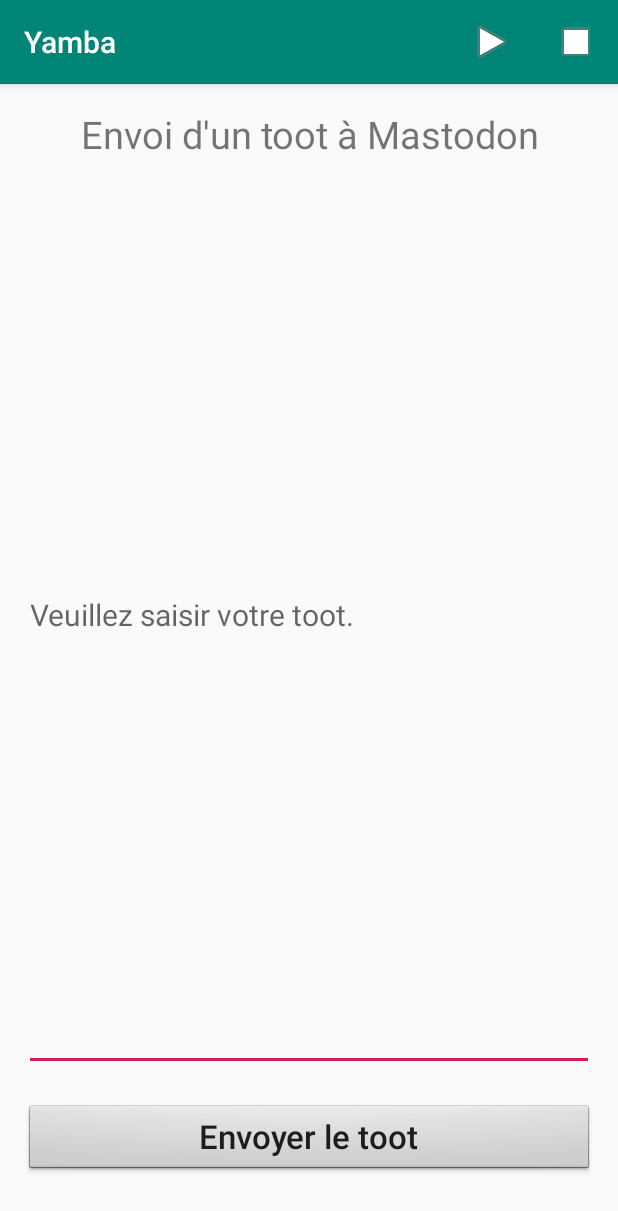
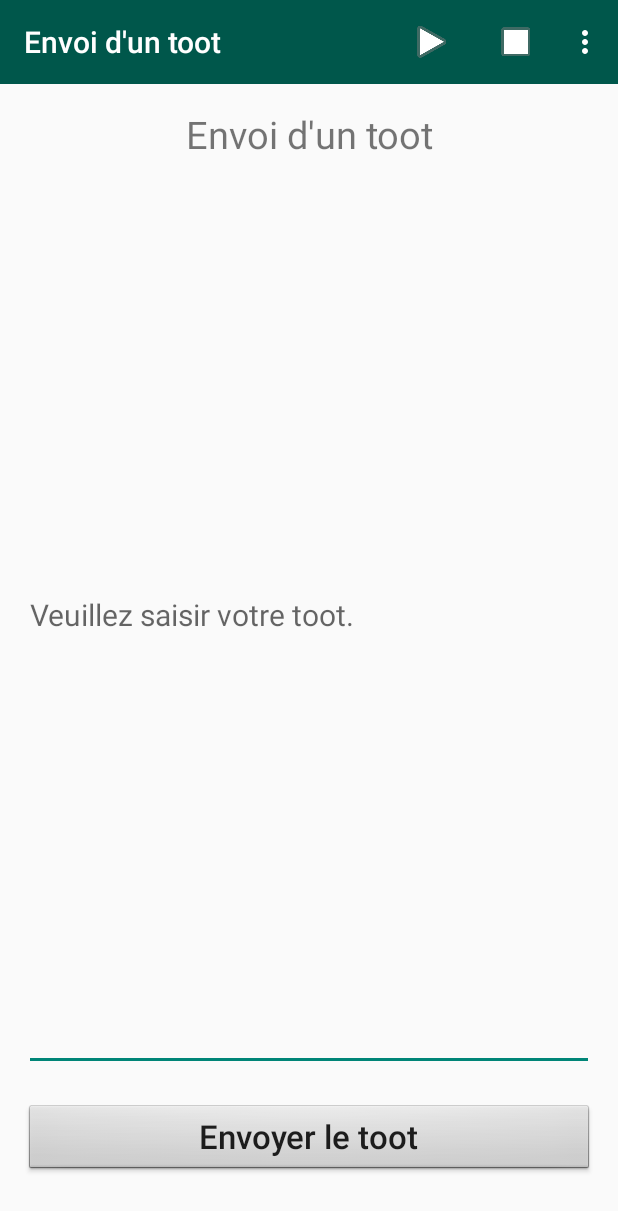
Before and after one commit to NicholasPaquetCegepSI/Yamba, an Android app: the screen it shows after launch (StatusActivity), on a phone screen of 412 x 824 dp. Shown: the top 1211 px of the screen. Run offline under Robolectric (Android 15) with nearby library versions, the phone set to English and light mode, and no system bars; libraries missing offline, so code that uses them is left out: social.bigbone, social.bigbone.api; 1 statement that could not run was skipped.

Commit message:
Ajout d'un toolbar et de préférences

```diff
--- a/app/build.gradle
+++ b/app/build.gradle
@@ -34,6 +34,7 @@ dependencies {
     implementation 'androidx.appcompat:appcompat:1.6.1'
     implementation 'com.google.android.material:material:1.11.0'
     implementation 'androidx.constraintlayout:constraintlayout:2.1.4'
+    implementation 'androidx.preference:preference:1.2.1'
     testImplementation 'junit:junit:4.13.2'
     androidTestImplementation 'androidx.test.ext:junit:1.1.5'
     androidTestImplementation 'androidx.test.espresso:espresso-core:3.5.1'
--- a/app/src/main/java/net/info420/yamba/StatusActivity.java
+++ b/app/src/main/java/net/info420/yamba/StatusActivity.java
@@ -2,9 +2,11 @@ package net.info420.yamba;
 
 import androidx.annotation.NonNull;
 import androidx.appcompat.app.AppCompatActivity;
+import androidx.appcompat.widget.Toolbar;
 
 import android.annotation.SuppressLint;
 import android.content.Intent;
+import android.graphics.Color;
 import android.os.Bundle;
 import android.os.Handler;
 import android.util.Log;
@@ -26,9 +28,11 @@ public class StatusActivity extends AppCompatActivity implements View.OnClickLis
     EditText editStatus;
     Button buttonUpdate;
     Intent intentUpdaterService;
+    Intent intentPrefsActivity;
     MastodonRequest<Status> request;
     Handler handler;
     final String[] message = new String[1];
+    Toolbar myToolBar;
 
     @Override
     protected void onCreate(Bundle savedInstanceState) {
@@ -38,8 +42,16 @@ public class StatusActivity extends AppCompatActivity implements View.OnClickLis
         // Composantes
         editStatus = findViewById(R.id.editStatus);
         buttonUpdate = findViewById(R.id.buttonUpdate);
+        myToolBar = findViewById(R.id.toolbar);
+
+        // Ajout de myToolBar
+        myToolBar.setTitle("");
+        setSupportActionBar(myToolBar);
+        myToolBar.setTitle(R.string.titleStatusUpdate);
+        myToolBar.setTitleTextColor(Color.WHITE);
 
         intentUpdaterService = new Intent(this, UpdaterService.class);
+        intentPrefsActivity = new Intent(this, PrefsActivity.class);
 
         // Listeners
         buttonUpdate.setOnClickListener(this);
@@ -58,7 +70,7 @@ public class StatusActivity extends AppCompatActivity implements View.OnClickLis
 
                 new Thread(() -> {
                     try {
-                        request = ((YambaApplication)getApplication()).getClient().statuses().postStatus(status);
+                        request = ((YambaApplication) getApplication()).getClient().statuses().postStatus(status);
                         request.execute();
 
                         Log.d(TAG, "onClick(): " + getString(R.string.tootIsSent) + " : " + status);
@@ -92,12 +104,12 @@ public class StatusActivity extends AppCompatActivity implements View.OnClickLis
     public boolean onOptionsItemSelected(@NonNull MenuItem item) {
         int itemId = item.getItemId();
 
-        if (itemId == R.id.itemStartUpdaterService) {
+        if (itemId == R.id.itemStartUpdaterService)
             startService(intentUpdaterService);
-        } else if (itemId == R.id.itemStopUpdaterService) {
+        else if (itemId == R.id.itemStopUpdaterService)
             stopService(intentUpdaterService);
-        }
-
+        else if (itemId == R.id.itemPrefs)
+            startActivity(intentPrefsActivity);
         return true;
     }
 }
--- a/app/src/main/res/layout/status_layout.xml
+++ b/app/src/main/res/layout/status_layout.xml
@@ -4,40 +4,53 @@
     xmlns:tools="http://schemas.android.com/tools"
     android:layout_width="match_parent"
     android:layout_height="match_parent"
+    android:orientation="vertical"
     android:paddingBottom="40dp"
+    tools:context=".StatusActivity"
+    >
+
+    <include layout="@layout/toolbar_layout" />
+
+    <LinearLayout
+        android:layout_width="match_parent"
+        android:layout_height="match_parent"
+        android:orientation="vertical"
         android:paddingLeft="16dp"
+        android:paddingTop="16dp"
         android:paddingRight="16dp"
-    android:paddingTop="16dp"
-    android:orientation="vertical"
-    tools:context=".StatusActivity">
-
+        >
 
         <TextView
+            android:id="@+id/textView"
             style="@style/titleStyle"
-        android:id="@+id/textView"
-        android:text="@string/titleStatusUpdate" />
+            android:text="@string/titleStatusUpdate"
+            />
 
         <EditText
             android:id="@+id/editStatus"
-        android:hint="@string/hintStatus"
             android:layout_width="match_parent"
             android:layout_height="0dp"
+            android:layout_marginBottom="22dp"
             android:layout_weight="1"
+            android:hint="@string/hintStatus"
+            android:inputType="textMultiLine"
             android:textSize="20sp"
-        android:inputType="textMultiLine"
-        android:layout_marginBottom="22dp"
-        tools:ignore="Autofill" />
+            tools:ignore="Autofill"
+            />
 
         <Button
             android:id="@+id/buttonUpdate"
             android:layout_width="match_parent"
             android:layout_height="wrap_content"
+            android:layout_gravity="center_horizontal"
             android:background="@android:drawable/btn_default"
             android:clickable="true"
             android:focusable="true"
-        android:layout_gravity="center_horizontal"
             android:text="@string/buttonUpdate"
             android:textAllCaps="false"
             android:textSize="22sp"
             />
     </LinearLayout>
+
+
+</LinearLayout>
--- /dev/null
+++ b/app/src/main/res/layout/toolbar_layout.xml
@@ -0,0 +1,16 @@
+<?xml version="1.0" encoding="utf-8"?>
+<LinearLayout xmlns:android="http://schemas.android.com/apk/res/android"
+    android:layout_width="match_parent"
+    android:layout_height="wrap_content"
+    android:orientation="vertical"
+    android:theme="@style/AppThemeNoActionbar"
+    >
+
+    <androidx.appcompat.widget.Toolbar
+        android:id="@+id/toolbar"
+        android:layout_width="match_parent"
+        android:layout_height="wrap_content"
+        android:background="@color/colorPrimaryDark"
+        />
+
+</LinearLayout>
--- a/app/src/main/res/menu/menu.xml
+++ b/app/src/main/res/menu/menu.xml
@@ -20,4 +20,12 @@
         android:visible="true"
         app:showAsAction="ifRoom|withText"
         />
+
+    <item
+        android:id="@+id/itemPrefs"
+        android:enabled="true"
+        android:title="@string/titlePrefs"
+        android:visible="true"
+        app:showAsAction="never"
+        />
 </menu>
--- a/app/src/main/res/values/strings.xml
+++ b/app/src/main/res/values/strings.xml
@@ -1,6 +1,6 @@
 <resources>
     <string name="app_name">Yamba</string>
-    <string name="titleStatusUpdate">Envoi d\'un toot à Mastodon</string>
+    <string name="titleStatusUpdate">Envoi d\'un toot</string>
     <string name="hintStatus">Veuillez saisir votre toot.</string>
     <string name="buttonUpdate">Envoyer le toot</string>
 
@@ -12,9 +12,16 @@
     <string name="updaterServiceStopped">UpdaterService n\'est plus en fonction</string>
 
     <string name="tootIsSent">Votre toot a été envoyé à Mastodon</string>
-    <string name="timelineReceived">Le timeline de l\'usager a été recupéré de Mastodon</string>
+    <string name="timelineReceived">Le timeline de l\'usager a été récupéré de Mastodon</string>
     <string name="bigBoneException">Impossible d\'accéder au serveur Mastodon </string>
-    <string name="exception">Un problème est survenu lors de l\'éxécution</string>
+    <string name="exception">Un problème est survenu lors de l\'execution</string>
+
+    <string name="titlePrefs">Préférences</string>
+    <string name="delay">Délai</string>
+    <string name="delaySummary">Veuillez saisir le délai entre deux récupérations de toots
+        (sec)</string>
+    <string name="numberOfToots">Nombre de toots</string>
+    <string name="numberOfTootsSummary">Veuillez saisir le nombre de toots à récupérer</string>
 
     <string name="instanceHostname">mastodon.social</string>
     <string name="accessToken">3mDybADkOOU2oP4nKPmpo88kN7FeMpskiTzICaKqwnU</string>
--- a/app/src/main/res/values/themes.xml
+++ b/app/src/main/res/values/themes.xml
@@ -1,12 +1,16 @@
 <resources xmlns:tools="http://schemas.android.com/tools">
     <!-- Base application theme. -->
-    <style name="Base.Theme.Yamba" parent="Theme.AppCompat.DayNight.DarkActionBar">
+    <style name="Base.Theme.Yamba" parent="Theme.AppCompat.Light.NoActionBar">
         <!-- Customize your light theme here. -->
         <!-- <item name="colorPrimary">@color/my_light_primary</item> -->
         <item name="colorPrimary">@color/colorPrimary</item>
         <item name="colorPrimaryDark">@color/colorPrimaryDark</item>
-        <item name="colorAccent">@color/colorAccent</item>
+<!--        <item name="colorAccent">@color/colorAccent</item>-->
     </style>
 
     <style name="Theme.Yamba" parent="Base.Theme.Yamba" />
+
+    <style name="AppThemeNoActionbar" parent="Theme.AppCompat.Light.NoActionBar">
+        <item name="android:textColorSecondary">@color/white</item>
+    </style>
 </resources>
```
Also changed, not shown: app/src/main/AndroidManifest.xml (+14 -5 lines), app/src/main/java/net/info420/yamba/MyPreferencesFragment.java (added, +13 -0 lines), app/src/main/java/net/info420/yamba/PrefsActivity.java (added, +31 -0 lines), app/src/main/res/layout/prefs_layout.xml (added, +21 -0 lines), app/src/main/res/xml/pref_items.xml (added, +31 -0 lines). Lines whose indentation alone changed are shown as unchanged.
